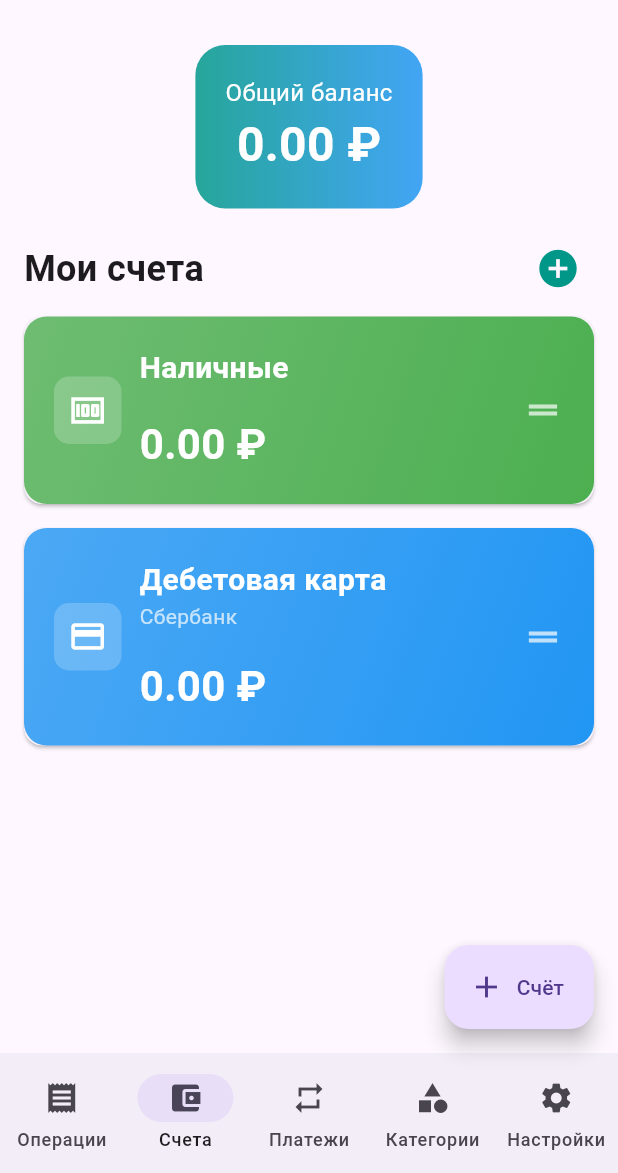
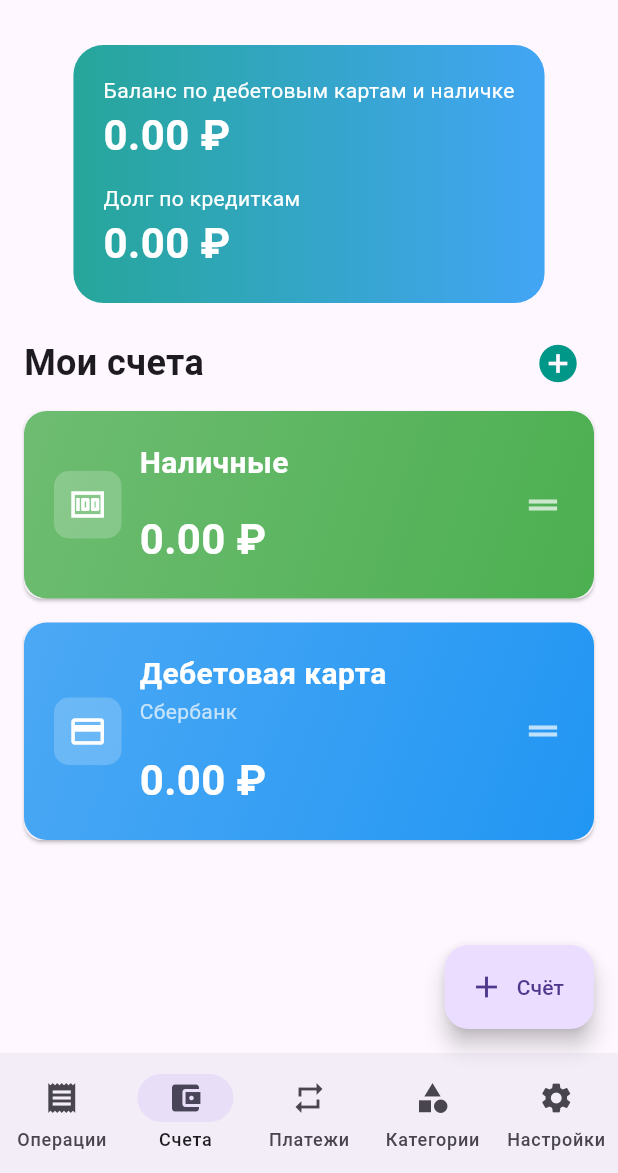
Before and after one commit to ak3301389/monkeybudget, a Flutter app: the screen it shows after launch, item 2 of the bottom bar chosen, on a phone screen of 412 x 824 dp, the part 63-1236 px from its top. Run offline on Flutter 3.47's test engine with Material 3 defaults, Android fonts, the phone set to English and light mode, and no system bars; our stand-ins replace cloud_firestore, dio, firebase_auth, firebase_core, flutter_local_notifications, google_sign_in and 3 more; missing offline and left inert: file_selector, mobile_scanner; accounts and stored records are empty; network calls fail; key blocks and very long unbroken strings in the code were emptied for the run.

Commit message:
v4.8.0+127 - Раздельный баланс на экране Счета: дебетовые/наличка и долг по кредиткам

```diff
--- a/lib/models.dart
+++ b/lib/models.dart
@@ -41,7 +41,7 @@ class Account {
     int? order,
   }) {
     return Account(
-      id: this.id,
+      id: id,
       name: name ?? this.name,
       type: type ?? this.type,
       balance: balance ?? this.balance,
@@ -99,6 +99,7 @@ class Category {
 
   factory Category.fromJson(Map<String, dynamic> json) => Category(
         json['name'] ?? '',
+        // ignore: non_const_argument_for_const_parameter
         IconData(int.tryParse(json['icon']?.toString() ?? '0') ?? 0,
             fontFamily: 'MaterialIcons'),
         json['color'] ?? '#607D8B',
@@ -121,6 +122,7 @@ class SubCategory {
   factory SubCategory.fromJson(Map<String, dynamic> json) => SubCategory(
         json['name'] ?? '',
         json['parentName'] ?? '',
+        // ignore: non_const_argument_for_const_parameter
         IconData(int.tryParse(json['icon']?.toString() ?? '0') ?? 0,
             fontFamily: 'MaterialIcons'),
       );
@@ -168,7 +170,7 @@ class Transaction {
     DateTime? plannedDate,
   }) {
     return Transaction(
-      id: this.id,
+      id: id,
       amount: amount ?? this.amount,
       category: category ?? this.category,
       subCategory: subCategory ?? this.subCategory,
@@ -270,7 +272,7 @@ class RecurringPayment {
     bool? isActive,
   }) {
     return RecurringPayment(
-      id: this.id,
+      id: id,
       name: name ?? this.name,
       amount: amount ?? this.amount,
       category: category ?? this.category,
--- a/lib/screens/accounts_screen.dart
+++ b/lib/screens/accounts_screen.dart
@@ -50,14 +50,24 @@ class _AccountsScreenState extends State<AccountsScreen> {
               borderRadius: BorderRadius.circular(20),
             ),
             child: Column(
+              crossAxisAlignment: CrossAxisAlignment.start,
               children: [
-                Text('Общий баланс',
-                    style: TextStyle(color: Colors.white, fontSize: 16)),
+                Text('Баланс по дебетовым картам и наличке',
+                    style: TextStyle(color: Colors.white, fontSize: 14)),
                 Text(
-                    '${_getTotalBalance().toStringAsFixed(2)} ${widget.currency}',
+                    '${_getDebitTotal().toStringAsFixed(2)} ${widget.currency}',
                     style: TextStyle(
                         color: Colors.white,
-                        fontSize: 32,
+                        fontSize: 28,
+                        fontWeight: FontWeight.bold)),
+                SizedBox(height: 12),
+                Text('Долг по кредиткам',
+                    style: TextStyle(color: Colors.white, fontSize: 14)),
+                Text(
+                    '${_getCreditDebt().toStringAsFixed(2)} ${widget.currency}',
+                    style: TextStyle(
+                        color: Colors.white,
+                        fontSize: 28,
                         fontWeight: FontWeight.bold)),
               ],
             ),
@@ -444,11 +454,23 @@ class _AccountsScreenState extends State<AccountsScreen> {
     return Color(int.parse('FF$hexColor', radix: 16));
   }
 
-  double _getTotalBalance() {
+  double _getDebitTotal() {
     double total = 0;
     for (var account in widget.accounts) {
-      total += account.balance;
+      if (account.type != 'credit') {
+        total += account.balance;
+      }
     }
     return total;
   }
+
+  double _getCreditDebt() {
+    double debt = 0;
+    for (var account in widget.accounts) {
+      if (account.type == 'credit') {
+        debt += account.creditLimit - account.balance;
+      }
+    }
+    return debt;
+  }
 }
--- a/lib/screens/transactions_screen.dart
+++ b/lib/screens/transactions_screen.dart
@@ -359,6 +359,7 @@ class _TransactionsScreenState extends State<TransactionsScreen> {
   }
 
   Widget _buildTransactionCard(Transaction transaction) {
+    // ignore: unused_local_variable
     final account = widget.accounts.firstWhere(
       (a) => a.id == transaction.accountId,
       orElse: () =>
@@ -366,8 +367,10 @@ class _TransactionsScreenState extends State<TransactionsScreen> {
     );
 
     Color color;
+    // ignore: unused_local_variable
     IconData icon;
     String sign;
+    // ignore: unused_local_variable
     String typeText;
 
     if (transaction.isTransfer) {
--- a/pubspec.yaml
+++ b/pubspec.yaml
@@ -3,7 +3,7 @@ description: Домашняя бухгалтерия
 
 publish_to: 'none'
 
-version: 4.8.0+126
+version: 4.8.0+127
 
 environment:
   sdk: '>=3.0.0 <4.0.0'
--- a/version_history.txt
+++ b/version_history.txt
@@ -98,3 +98,4 @@ v4.8.0.123 - Автообновление при запуске, иконки п
 v4.8.0.124 - Проверка автообновления + чистка кода
 v4.8.0.125 - Иконки приложения для web-версии
 v4.8.0.126 - Иконки для web-версии
+v4.8.0.127 - Раздельный баланс на экране Счета: дебетовые/наличка и долг по кредиткам
```
